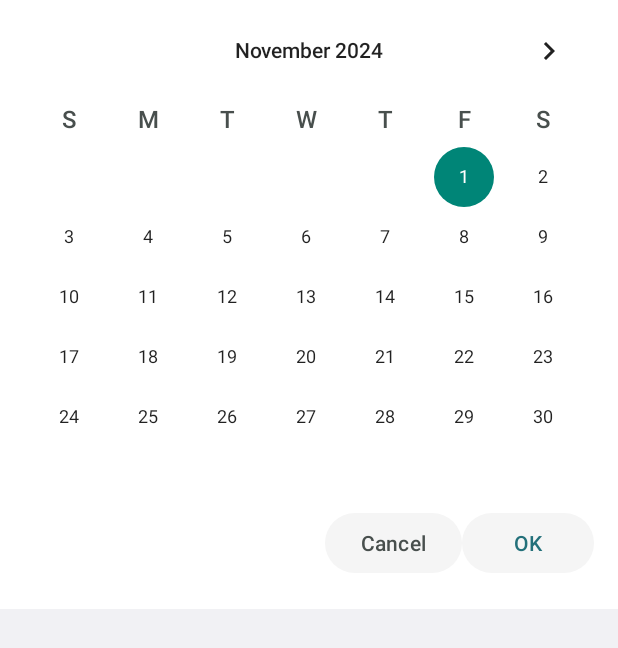
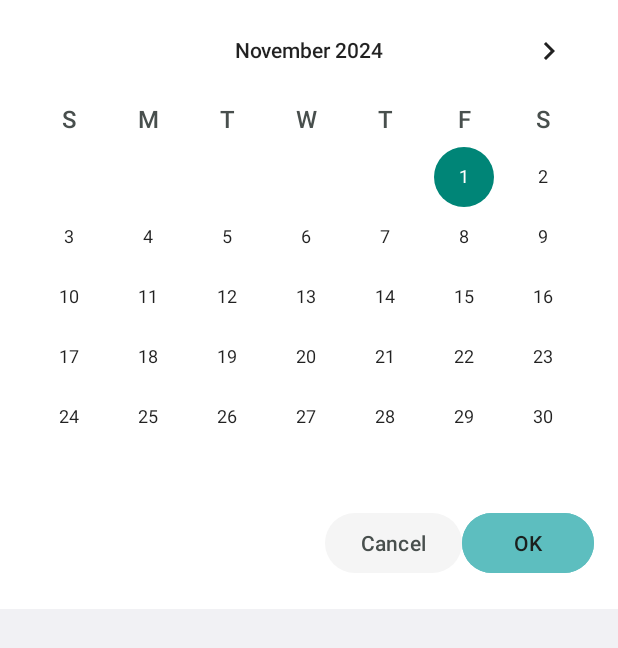
Before and after one commit to kayhurley/trek_traveler, an Android app built with Jetpack Compose: the CalenderActivity screen opened directly, with no data from a screen before it, on a phone screen of 412 x 824 dp. Shown: the top 648 px of the screen. Run offline under Robolectric (Android 15) with nearby library versions, the phone set to English and light mode, and no system bars.

Commit message:
Button color updates. Added text style

```diff
--- a/app/src/main/res/layout/activity_location_search.xml
+++ b/app/src/main/res/layout/activity_location_search.xml
@@ -20,7 +20,7 @@
         app:title="Where are you going?"
         app:titleCentered="false"
         app:navigationIcon="@drawable/back_arrow"
-        app:titleTextAppearance="@style/ToolbarTitleTextStyle" />
+        app:titleTextAppearance="@style/ToolbarTitleTextStyleSecondary" />
 
     <android.widget.SearchView
         android:id="@+id/search"
--- a/app/src/main/res/layout/cal_screen.xml
+++ b/app/src/main/res/layout/cal_screen.xml
@@ -40,7 +40,8 @@
                 android:id="@+id/okayButton"
                 android:layout_width="wrap_content"
                 android:layout_height="wrap_content"
-                android:textColor="@color/Teal"
+                android:backgroundTint="@color/LightBlue"
+                android:textColor="@color/darkText"
                 android:text="OK" />
         </LinearLayout>
     </LinearLayout>
--- a/app/src/main/res/values/styles.xml
+++ b/app/src/main/res/values/styles.xml
@@ -2,6 +2,11 @@
 <resources>
 
     <style name="ToolbarTitleTextStyle" parent="TextAppearance.Widget.AppCompat.Toolbar.Title">
+        <item name="android:textStyle">bold</item> <!-- Make text bold -->
+        <item name="android:textColor">@color/Green</item> <!-- Set your desired text color -->
+    </style>
+
+    <style name="ToolbarTitleTextStyleSecondary" parent="TextAppearance.Widget.AppCompat.Toolbar.Title">
         <item name="android:textStyle">bold</item> <!-- Make text bold -->
         <item name="android:textColor">@color/darkText</item> <!-- Set your desired text color -->
     </style>
```
